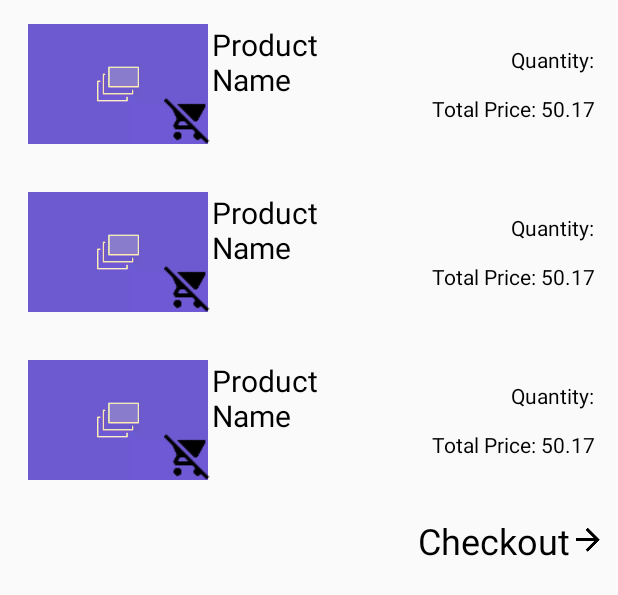
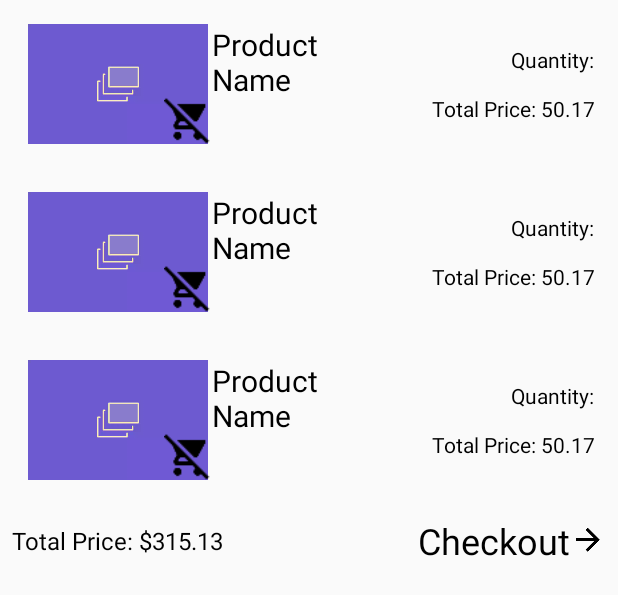
Before and after one commit to kwindischman/roadrunner-grocery, an Android app: the layout activity_cart.xml on its own in the app's theme, with its tools: preview values and no code run, on a phone screen of 412 x 824 dp. Shown: the top 595 px of the screen. Run offline under Robolectric (Android 15) with nearby library versions, the phone set to English and light mode, and no system bars.

Commit message:
Show total cart price next to checkout

```diff
--- a/app/src/main/java/com/cs3773/roadrunnergrocery/Activities/CartActivity.java
+++ b/app/src/main/java/com/cs3773/roadrunnergrocery/Activities/CartActivity.java
@@ -2,6 +2,7 @@ package com.cs3773.roadrunnergrocery.Activities;
 
 import android.content.Intent;
 import android.os.Bundle;
+import android.widget.TextView;
 import android.widget.Toast;
 
 import com.cs3773.roadrunnergrocery.Adapters.CartAdapter;
@@ -32,7 +33,7 @@ public class CartActivity extends AppCompatActivity {
         mProductBase = new ProductBase();
         setupRecyclerView();
         setupCheckoutButton();
-
+        setupTotalPrice();
     }
 
     //Other methods here
@@ -62,6 +63,12 @@ public class CartActivity extends AppCompatActivity {
     }
 
     private void setupTotalPrice() {
-        //TODO: have this method take the prices from all items and add them up
+        Cart cart = Cart.getInstance();
+        double total = 0;
+        for (ProductPair pp : cart.getItems()) {
+            total += pp.getProduct().getPrice() * pp.getQuantity();
+        }
+        TextView totalPrice = findViewById(R.id.total_price);
+        totalPrice.setText(String.format("Cart Total: $%.2f", total));
     }
 }
--- a/app/src/main/res/layout/activity_cart.xml
+++ b/app/src/main/res/layout/activity_cart.xml
@@ -17,7 +17,22 @@
             app:layout_constraintEnd_toEndOf="parent"
             app:layout_constraintStart_toStartOf="parent"
             app:layout_constraintTop_toTopOf="parent"
+            tools:itemCount="3"
             tools:listitem="@layout/item_cart" />
+
+        <TextView
+            android:id="@+id/total_price"
+            android:layout_width="wrap_content"
+            android:layout_height="wrap_content"
+            android:padding="8dp"
+            android:textColor="@color/black"
+            android:textSize="16sp"
+            app:layout_constraintBottom_toBottomOf="parent"
+            app:layout_constraintEnd_toStartOf="@id/checkout_layout"
+            app:layout_constraintHorizontal_chainStyle="spread_inside"
+            app:layout_constraintStart_toStartOf="parent"
+            app:layout_constraintTop_toBottomOf="@id/cart_recycler"
+            tools:text="Total Price: $315.13" />
 
         <LinearLayout
             android:id="@+id/checkout_layout"
@@ -26,8 +41,8 @@
             android:padding="8dp"
             app:layout_constraintBottom_toBottomOf="parent"
             app:layout_constraintEnd_toEndOf="parent"
-            app:layout_constraintHorizontal_bias="1.0"
-            app:layout_constraintStart_toStartOf="parent"
+            app:layout_constraintHorizontal_chainStyle="spread_inside"
+            app:layout_constraintStart_toEndOf="@id/total_price"
             app:layout_constraintTop_toBottomOf="@id/cart_recycler"
             app:layout_constraintVertical_bias="1.0">
 
@@ -45,5 +60,4 @@
                 android:src="@drawable/ic_arrow_forward_black_24dp" />
         </LinearLayout>
     </androidx.constraintlayout.widget.ConstraintLayout>
-
 </androidx.core.widget.NestedScrollView>
```
